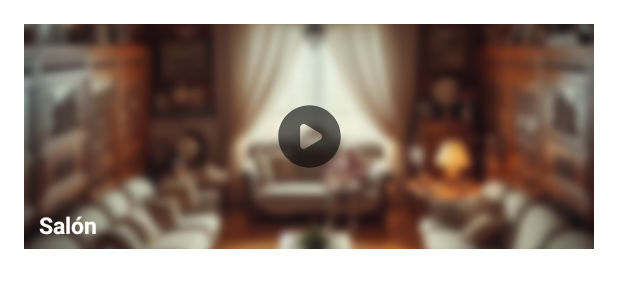
After one commit to JGoterris/ElderEye, an Android app: the layout item_camera.xml on its own in the app's theme, with its tools: preview values and no code run, on a phone screen of 412 x 824 dp. The commit adds this screen. Shown: the top 300 px of the screen. Run offline under Robolectric (Android 15) with nearby library versions, the phone set to English and light mode, and no system bars.

Commit message:
Por si acaso

```diff
--- a/app/src/main/java/com/firstlinedevs/eldereye/MainActivity.kt
+++ b/app/src/main/java/com/firstlinedevs/eldereye/MainActivity.kt
@@ -7,8 +7,12 @@ import androidx.navigation.findNavController
 import androidx.navigation.ui.AppBarConfiguration
 import androidx.navigation.ui.setupActionBarWithNavController
 import androidx.navigation.ui.setupWithNavController
+import androidx.recyclerview.widget.LinearLayoutManager
+import androidx.recyclerview.widget.RecyclerView
 import com.firstlinedevs.eldereye.ElderEyeApplication.Companion.prefs
 import com.firstlinedevs.eldereye.databinding.ActivityMainBinding
+import com.firstlinedevs.eldereye.recyclerpackage.CameraProvider
+import com.firstlinedevs.eldereye.recyclerpackage.adapter.CameraAdapter
 import kotlin.system.exitProcess
 
 class MainActivity : AppCompatActivity() {
--- /dev/null
+++ b/app/src/main/java/com/firstlinedevs/eldereye/recyclerpackage/CameraData.kt
@@ -0,0 +1,3 @@
+package com.firstlinedevs.eldereye.recyclerpackage
+
+data class CameraData (val name:String, val photo:String)
--- /dev/null
+++ b/app/src/main/res/drawable/ic_play.xml
@@ -0,0 +1,10 @@
+<vector xmlns:android="http://schemas.android.com/apk/res/android"
+    android:width="800dp"
+    android:height="800dp"
+    android:viewportWidth="24"
+    android:viewportHeight="24">
+  <path
+      android:pathData="M12,22C17.523,22 22,17.523 22,12C22,6.477 17.523,2 12,2C6.477,2 2,6.477 2,12C2,17.523 6.477,22 12,22ZM10.693,15.846L15.414,13.059C16.195,12.597 16.195,11.403 15.414,10.941L10.693,8.154C9.934,7.706 9,8.289 9,9.213V14.787C9,15.71 9.934,16.294 10.693,15.846Z"
+      android:fillColor="#1C274C"
+      android:fillType="evenOdd"/>
+</vector>
--- /dev/null
+++ b/app/src/main/res/layout/item_camera.xml
@@ -0,0 +1,48 @@
+<?xml version="1.0" encoding="utf-8"?>
+<androidx.constraintlayout.widget.ConstraintLayout xmlns:android="http://schemas.android.com/apk/res/android"
+    android:layout_width="match_parent"
+    android:layout_height="wrap_content"
+    xmlns:app="http://schemas.android.com/apk/res-auto"
+    xmlns:tools="http://schemas.android.com/tools"
+    android:paddingHorizontal="16dp"
+    android:paddingVertical="16dp">
+
+    <ImageView
+        android:id="@+id/ivPhoto"
+        android:layout_width="match_parent"
+        android:layout_height="150dp"
+        tools:src="@drawable/camera1"
+        app:layout_constraintTop_toTopOf="parent"
+        app:layout_constraintStart_toStartOf="parent"
+        android:scaleType="centerCrop"/>
+
+    <ImageView
+        android:id="@+id/ivStart"
+        android:layout_width="50dp"
+        android:layout_height="50dp"
+        android:src="@drawable/ic_play"
+        android:alpha="0.6"
+        app:tint="@color/black"
+        app:layout_constraintStart_toStartOf="@id/ivPhoto"
+        app:layout_constraintEnd_toEndOf="@id/ivPhoto"
+        app:layout_constraintTop_toTopOf="@id/ivPhoto"
+        app:layout_constraintBottom_toBottomOf="@id/ivPhoto"/>
+
+    <TextView
+        android:id="@+id/tvCameraName"
+        android:layout_width="wrap_content"
+        android:layout_height="wrap_content"
+        tools:text="Salón"
+        android:textStyle="bold"
+        android:textColor="@color/white"
+        android:shadowColor="@color/black"
+        android:shadowDx="@integer/material_motion_duration_long_1"
+        android:shadowDy="@integer/material_motion_duration_long_1"
+        android:shadowRadius="@integer/material_motion_duration_long_1"
+        android:textSize="15sp"
+        android:layout_marginStart="10dp"
+        android:layout_marginBottom="5dp"
+        app:layout_constraintBottom_toBottomOf="@id/ivPhoto"
+        app:layout_constraintStart_toStartOf="@id/ivPhoto"/>
+
+</androidx.constraintlayout.widget.ConstraintLayout>
```
Also changed, not shown: app/src/main/java/com/firstlinedevs/eldereye/recyclerpackage/CameraProvider.kt (added, +9 -0 lines), app/src/main/java/com/firstlinedevs/eldereye/recyclerpackage/adapter/CameraAdapter.kt (added, +23 -0 lines), app/src/main/java/com/firstlinedevs/eldereye/recyclerpackage/adapter/CameraViewHolder.kt (added, +18 -0 lines), app/src/main/java/com/firstlinedevs/eldereye/ui/dashboard/DashboardFragment.kt (+11 -0 lines), app/src/main/res/layout/fragment_dashboard.xml (+6 -22 lines).
